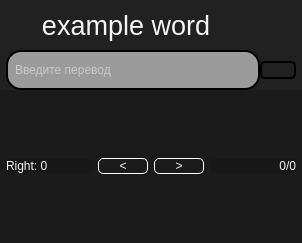
Old version of the form code/uis/test_level_1.ui in the repository vmitforjob/LearnEnglish.
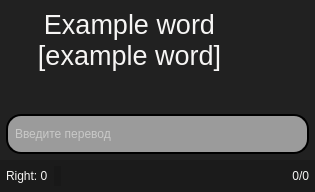
New version of the form. Icons and pictures are not drawn.

Patch:
```diff
--- a/code/uis/test_level_1.ui
+++ b/code/uis/test_level_1.ui
@@ -6,10 +6,16 @@
    <rect>
     <x>0</x>
     <y>0</y>
-    <width>302</width>
-    <height>243</height>
+    <width>315</width>
+    <height>192</height>
    </rect>
   </property>
+  <property name="sizePolicy">
+   <sizepolicy hsizetype="Maximum" vsizetype="Maximum">
+    <horstretch>0</horstretch>
+    <verstretch>0</verstretch>
+   </sizepolicy>
+  </property>
   <property name="windowTitle">
    <string>Form</string>
   </property>
@@ -33,11 +39,24 @@
     <number>0</number>
    </property>
    <item>
-    <layout class="QVBoxLayout" name="verticalLayout_3" stretch="1,1,0">
+    <layout class="QVBoxLayout" name="verticalLayout_3" stretch="0,0,0,0">
      <property name="spacing">
       <number>0</number>
      </property>
      <item>
+      <widget class="QWidget" name="widget" native="true">
+       <property name="sizePolicy">
+        <sizepolicy hsizetype="Preferred" vsizetype="Preferred">
+         <horstretch>0</horstretch>
+         <verstretch>0</verstretch>
+        </sizepolicy>
+       </property>
+       <property name="maximumSize">
+        <size>
+         <width>16777215</width>
+         <height>16777215</height>
+        </size>
+       </property>
       <layout class="QHBoxLayout" name="horizontalLayout">
        <property name="leftMargin">
         <number>6</number>
@@ -57,7 +76,8 @@
 color: rgb(246, 245, 244);</string>
          </property>
          <property name="text">
-          <string>example word</string>
+           <string>Example word
+[example word]</string>
          </property>
          <property name="alignment">
           <set>Qt::AlignCenter</set>
@@ -90,15 +110,48 @@
         </widget>
        </item>
       </layout>
+      </widget>
      </item>
      <item>
+      <spacer name="verticalSpacer">
+       <property name="orientation">
+        <enum>Qt::Vertical</enum>
+       </property>
+       <property name="sizeHint" stdset="0">
+        <size>
+         <width>20</width>
+         <height>40</height>
+        </size>
+       </property>
+      </spacer>
+     </item>
+     <item>
+      <widget class="QWidget" name="widget" native="true">
+       <property name="sizePolicy">
+        <sizepolicy hsizetype="Preferred" vsizetype="Preferred">
+         <horstretch>0</horstretch>
+         <verstretch>0</verstretch>
+        </sizepolicy>
+       </property>
+       <property name="maximumSize">
+        <size>
+         <width>16777215</width>
+         <height>16777215</height>
+        </size>
+       </property>
       <layout class="QHBoxLayout" name="horizontalLayout_2">
        <property name="leftMargin">
         <number>6</number>
        </property>
+        <property name="topMargin">
+         <number>6</number>
+        </property>
        <property name="rightMargin">
         <number>6</number>
        </property>
+        <property name="bottomMargin">
+         <number>6</number>
+        </property>
        <item>
         <widget class="QLineEdit" name="line_translate">
          <property name="minimumSize">
@@ -123,35 +176,23 @@
          </property>
         </widget>
        </item>
-       <item>
-        <widget class="QPushButton" name="but_check">
-         <property name="styleSheet">
-          <string notr="true">QPushButton {
-color: rgb(250, 250, 250);
-background-color: rgba(255, 255, 255, 0);
-border-radius: 5px;
-border: 2px solid #000;
-}</string>
-         </property>
-         <property name="text">
-          <string/>
-         </property>
-         <property name="icon">
-          <iconset>
-           <normaloff>../../icons/check-mark.png</normaloff>../../icons/check-mark.png</iconset>
-         </property>
-         <property name="iconSize">
-          <size>
-           <width>35</width>
-           <height>35</height>
-          </size>
-         </property>
-        </widget>
-       </item>
-      </layout>
+       </layout>
+      </widget>
      </item>
      <item>
       <widget class="QWidget" name="widget" native="true">
+       <property name="sizePolicy">
+        <sizepolicy hsizetype="Preferred" vsizetype="Preferred">
+         <horstretch>0</horstretch>
+         <verstretch>0</verstretch>
+        </sizepolicy>
+       </property>
+       <property name="maximumSize">
+        <size>
+         <width>16777215</width>
+         <height>16777215</height>
+        </size>
+       </property>
        <property name="styleSheet">
         <string notr="true">background-color: rgba(23, 23, 23, 148);</string>
        </property>
@@ -159,9 +200,15 @@
         <property name="leftMargin">
          <number>6</number>
         </property>
+        <property name="topMargin">
+         <number>6</number>
+        </property>
         <property name="rightMargin">
          <number>6</number>
         </property>
+        <property name="bottomMargin">
+         <number>6</number>
+        </property>
         <item>
          <widget class="QLabel" name="label_correct_answer">
           <property name="sizePolicy">
@@ -171,13 +218,49 @@
            </sizepolicy>
           </property>
           <property name="styleSheet">
-           <string notr="true">color: rgb(246, 245, 244);</string>
+           <string notr="true">color: rgb(246, 245, 244);
+background-color: rgba(0,0,0,0);</string>
           </property>
           <property name="text">
            <string>Right: 0</string>
           </property>
          </widget>
         </item>
+        <item>
+         <widget class="QLabel" name="label_check">
+          <property name="maximumSize">
+           <size>
+            <width>25</width>
+            <height>25</height>
+           </size>
+          </property>
+          <property name="text">
+           <string/>
+          </property>
+          <property name="pixmap">
+           <pixmap>../../icons/checked.png</pixmap>
+          </property>
+          <property name="scaledContents">
+           <bool>true</bool>
+          </property>
+          <property name="alignment">
+           <set>Qt::AlignCenter</set>
+          </property>
+         </widget>
+        </item>
+        <item>
+         <spacer name="horizontalSpacer_3">
+          <property name="orientation">
+           <enum>Qt::Horizontal</enum>
+          </property>
+          <property name="sizeHint" stdset="0">
+           <size>
+            <width>40</width>
+            <height>20</height>
+           </size>
+          </property>
+         </spacer>
+        </item>
         <item>
          <widget class="QPushButton" name="but_back">
           <property name="sizePolicy">
@@ -188,7 +271,7 @@
           </property>
           <property name="minimumSize">
            <size>
-            <width>50</width>
+            <width>0</width>
             <height>0</height>
            </size>
           </property>
@@ -197,11 +280,58 @@
 color: rgb(250, 250, 250);
 background-color: rgba(255, 255, 255, 0);
 border-radius: 5px;
-border: 1px solid #ffffff;
+border: 0px solid #ffffff;
+padding-left:10px;
+padding-right:10px;
+padding-top:2px;
+padding-bottom:2px;
 }</string>
           </property>
           <property name="text">
-           <string>&lt;</string>
+           <string/>
+          </property>
+          <property name="icon">
+           <iconset>
+            <normaloff>../../icons/left-arrow.png</normaloff>../../icons/left-arrow.png</iconset>
+          </property>
+          <property name="iconSize">
+           <size>
+            <width>16</width>
+            <height>16</height>
+           </size>
+          </property>
+         </widget>
+        </item>
+        <item>
+         <widget class="QPushButton" name="but_check">
+          <property name="sizePolicy">
+           <sizepolicy hsizetype="Maximum" vsizetype="Maximum">
+            <horstretch>0</horstretch>
+            <verstretch>0</verstretch>
+           </sizepolicy>
+          </property>
+          <property name="styleSheet">
+           <string notr="true">QPushButton {
+color: rgb(250, 250, 250);
+background-color: rgba(255, 255, 255, 0);
+border-radius: 5px;
+border: 0px solid #000;
+padding-left:5px;
+padding-right:5px;
+}</string>
+          </property>
+          <property name="text">
+           <string/>
+          </property>
+          <property name="icon">
+           <iconset>
+            <normaloff>../../icons/check-mark.png</normaloff>../../icons/check-mark.png</iconset>
+          </property>
+          <property name="iconSize">
+           <size>
+            <width>20</width>
+            <height>20</height>
+           </size>
           </property>
          </widget>
         </item>
@@ -215,7 +345,7 @@
           </property>
           <property name="minimumSize">
            <size>
-            <width>50</width>
+            <width>0</width>
             <height>0</height>
            </size>
           </property>
@@ -224,14 +354,41 @@
 color: rgb(250, 250, 250);
 background-color: rgba(255, 255, 255, 0);
 border-radius: 5px;
-border: 1px solid #ffffff;
+border: 0px solid #ffffff;
+padding-left:10px;
+padding-right:10px;
+padding-top:2px;
+padding-bottom:2px;
 }</string>
           </property>
           <property name="text">
-           <string>&gt;</string>
+           <string/>
+          </property>
+          <property name="icon">
+           <iconset>
+            <normaloff>../../icons/right-arrow.png</normaloff>../../icons/right-arrow.png</iconset>
+          </property>
+          <property name="iconSize">
+           <size>
+            <width>16</width>
+            <height>16</height>
+           </size>
           </property>
          </widget>
         </item>
+        <item>
+         <spacer name="horizontalSpacer_4">
+          <property name="orientation">
+           <enum>Qt::Horizontal</enum>
+          </property>
+          <property name="sizeHint" stdset="0">
+           <size>
+            <width>40</width>
+            <height>20</height>
+           </size>
+          </property>
+         </spacer>
+        </item>
         <item>
          <widget class="QLabel" name="label_count_list">
           <property name="sizePolicy">
@@ -241,7 +398,8 @@
            </sizepolicy>
           </property>
           <property name="styleSheet">
-           <string notr="true">color: rgb(246, 245, 244);</string>
+           <string notr="true">color: rgb(246, 245, 244);
+background-color: rgba(0,0,0,0);</string>
           </property>
           <property name="text">
            <string>0/0</string>
```
Left out of the diff: 4 changed lines with no effect on the pictures. Lines whose indentation alone changed are shown as unchanged.
